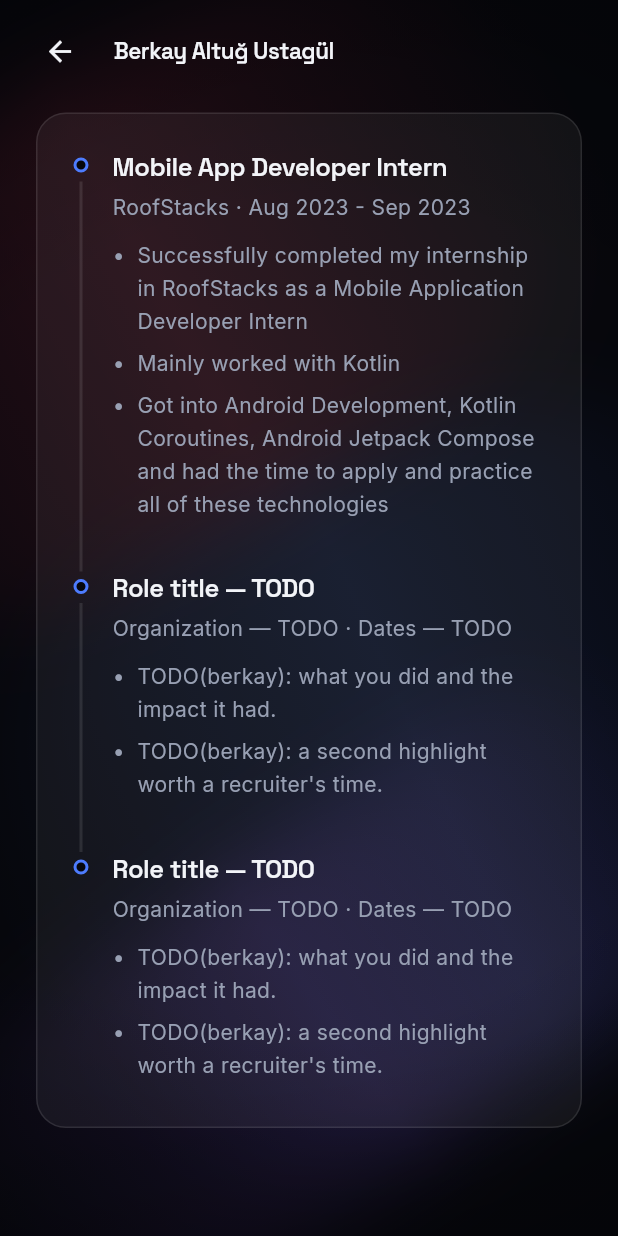
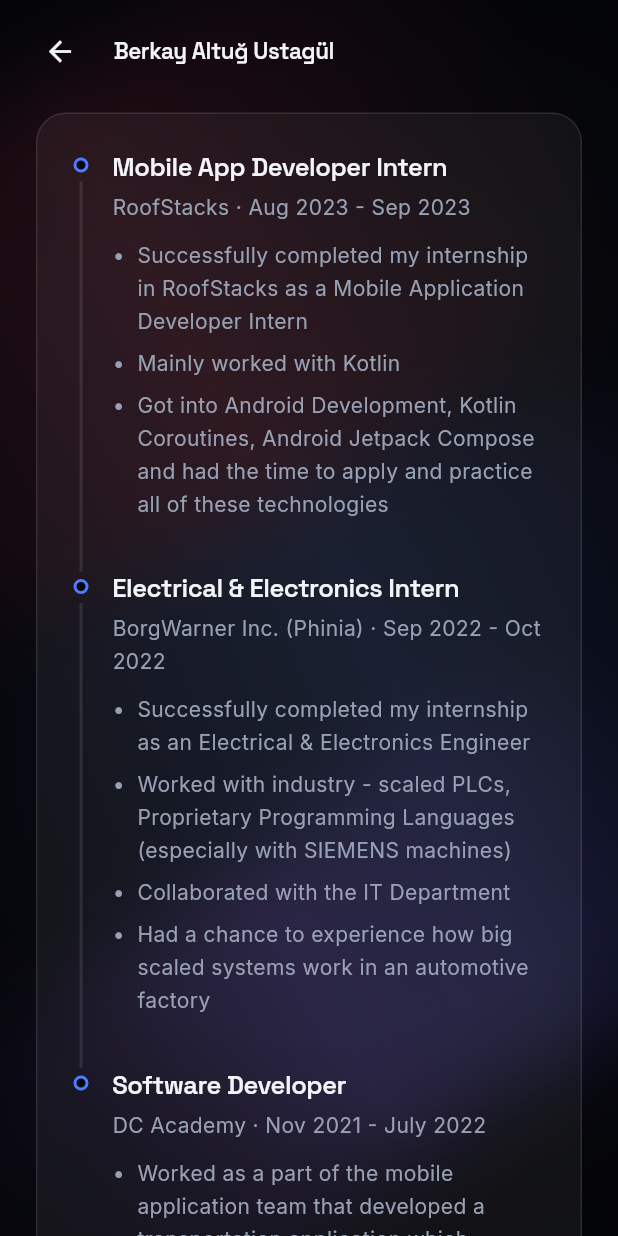
Before and after one commit to bkaltug/bkaltug.github.io, a Flutter app: the ResumePage screen opened by its route, scrolled down 1552 dp, on a phone screen of 412 x 824 dp. Run offline on Flutter 3.47's test engine with Material 3 defaults, Android fonts, the phone set to English and light mode, and no system bars; our stand-ins replace font_awesome_flutter, go_router, google_fonts.

Commit message:
Experiences Added

```diff
--- a/lib/data/resume_data.dart
+++ b/lib/data/resume_data.dart
@@ -86,7 +86,6 @@ const List<SkillGroup> skillGroups = [
 ];
 
 const List<ExperienceEntry> experience = [
-  // TODO(berkay): replace this placeholder with a real experience entry.
   ExperienceEntry(
     role: 'Mobile App Developer Intern',
     organization: 'RoofStacks',
@@ -97,24 +96,32 @@ const List<ExperienceEntry> experience = [
       'Got into Android Development, Kotlin Coroutines, Android Jetpack Compose and had the time to apply and practice all of these technologies'
     ],
   ),
-  // TODO(berkay): replace this placeholder with a real experience entry.
+
   ExperienceEntry(
-    role: 'Role title — TODO',
-    organization: 'Organization — TODO',
-    period: 'Dates — TODO',
+    role: 'Electrical & Electronics Intern ',
+    organization: 'BorgWarner Inc. (Phinia)',
+    period: 'Sep 2022 - Oct 2022',
     bullets: [
-      'TODO(berkay): what you did and the impact it had.',
-      'TODO(berkay): a second highlight worth a recruiter\'s time.',
+      'Successfully completed my internship as an Electrical & Electronics Engineer',
+      'Worked with industry - scaled PLCs, Proprietary Programming Languages (especially with SIEMENS machines)',
+      'Collaborated with the IT Department',
+      'Had a chance to experience how big scaled systems work in an automotive factory'
     ],
   ),
-    // TODO(berkay): replace this placeholder with a real experience entry.
+
   ExperienceEntry(
-    role: 'Role title — TODO',
-    organization: 'Organization — TODO',
-    period: 'Dates — TODO',
+    role: 'Software Developer',
+    organization: 'DC Academy',
+    period: 'Nov 2021 - July 2022',
     bullets: [
-      'TODO(berkay): what you did and the impact it had.',
-      'TODO(berkay): a second highlight worth a recruiter\'s time.',
+      'Worked as a part of the mobile application team that developed a transportation application which includes crypto currencies using Dart and Flutter, while simultaneously working on Smart Contract Development, Website Development, Social Media Management, Project Planning and Team Management which improved both my technical and social skills in related areas',
+      'My main focus was building the application',
+      'Took part in the planning phase of the app',
+      'Worked on smart contracts using Solidity',
+      'Designed and coded websites using WebFlow',
+      'Had the role of Social Media Manager of the crypto project BoxingBoyzs Turkey branch',
+      'Had the role of manager of the Crypto Trading team of DC Academy Turkey',
+      'All of these areas taught and improved me in many ways, such as teamwork, communication skills, being a leader,team management, planning of a mobile application and taking major responsibilities',
     ],
   ),
 ];
```
